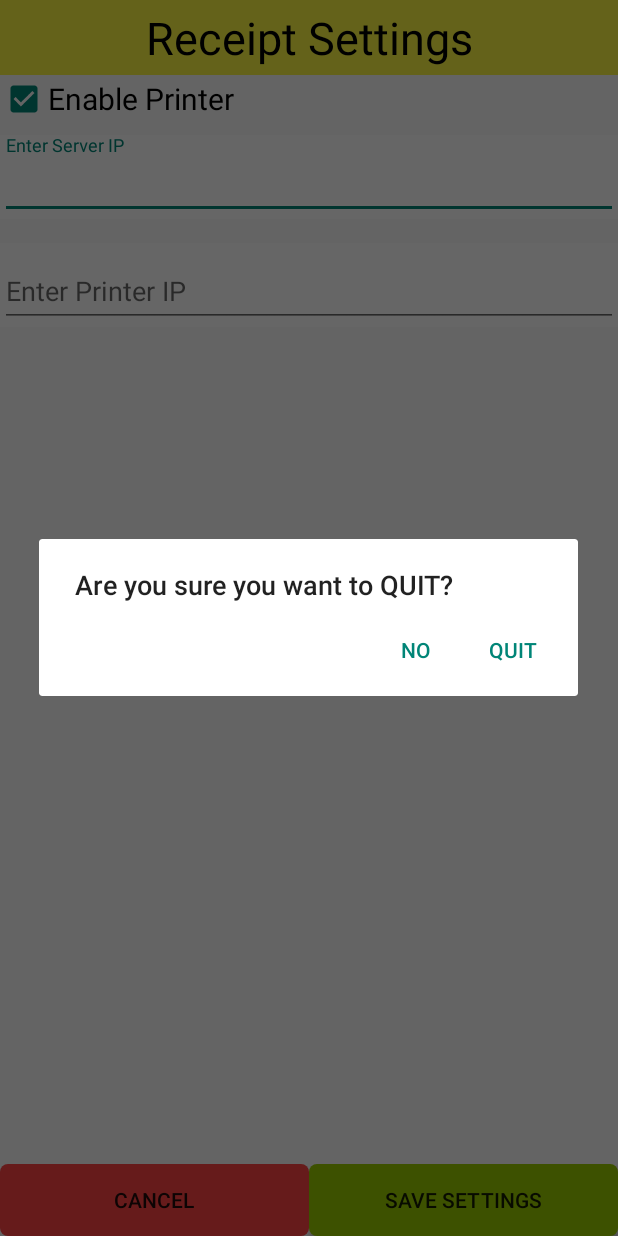
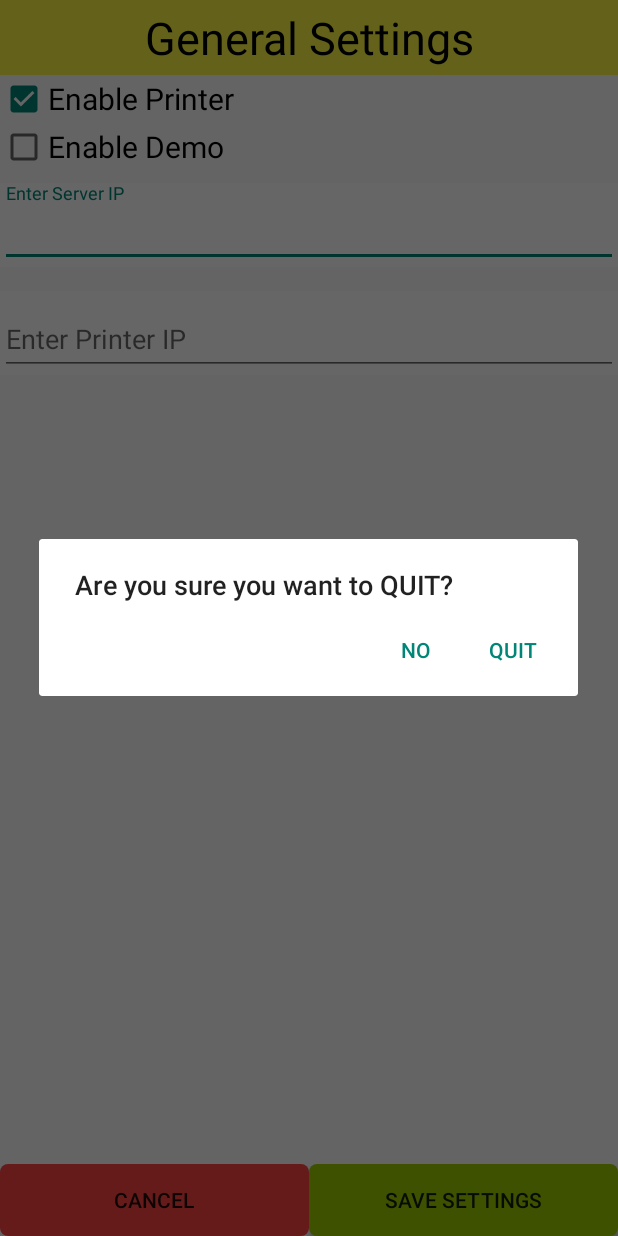
Before and after one commit to Haridev693/rohwaiter, an Android app: the Printersetting screen opened directly, with no data from a screen before it, after a tap on "CANCEL", on a phone screen of 412 x 824 dp. Run offline under Robolectric (Android 15) with nearby library versions, the phone set to English and light mode, and no system bars; network calls fail; 1 other tap on this screen came first.

Commit message:
Version3
webservice changes

```diff
--- a/app/src/main/java/com/shss/restaurantwaiter/activity/Printersetting.java
+++ b/app/src/main/java/com/shss/restaurantwaiter/activity/Printersetting.java
@@ -57,6 +57,7 @@ public class  Printersetting extends BaseActivity implements View.OnClickListene
     private Resources res;
     private EditText ServerIP;
     private TextInputLayout printerLayout;
+    private CheckBox DemoMode;
 
 
     @Override
@@ -79,6 +80,7 @@ public class  Printersetting extends BaseActivity implements View.OnClickListene
         txtview = (EditText) findViewById(R.id.PrinterIP);
         ServerIP = (EditText) findViewById(R.id.ServerIP);
         printerLayout = (TextInputLayout) findViewById(R.id.printerLayout);
+        DemoMode = (CheckBox)findViewById(R.id.CheckEnableDemo);
 
 //        bluetoothScan = (Button) findViewById(R.id.btnBluetoothscan);
         btnCancel = (Button) findViewById(R.id.btnCancel);
@@ -95,6 +97,12 @@ public class  Printersetting extends BaseActivity implements View.OnClickListene
             check.setChecked(setter.EnablePrinter);
             txtview.setText(setter.IPADDRESS);
             ServerIP.setText(setter.ServerIP);
+            DemoMode.setChecked(setter.DemoMode);
+            if(check.isChecked())
+            {
+              printerLayout.setVisibility(View.VISIBLE);
+
+            }
 
 //            txtview.setText(setter.BluetoothAddress);
 //            Shopname.setText(setter.ShopName);
@@ -301,6 +309,7 @@ public class  Printersetting extends BaseActivity implements View.OnClickListene
                 s.EnablePrinter = check.isChecked();
                 s.IPADDRESS = txtview.getText().toString();
                 s.ServerIP = ServerIP.getText().toString();
+                s.DemoMode = DemoMode.isChecked();
 
 
 //                if(setter==null){
--- a/app/src/main/java/com/shss/restaurantwaiter/object/Settings.java
+++ b/app/src/main/java/com/shss/restaurantwaiter/object/Settings.java
@@ -27,6 +27,7 @@ public class Settings {
         public Boolean EnablePrinter;
         public String IPADDRESS;
         public String ServerIP;
+        public Boolean DemoMode;
 
 //        public String printerFooter;// TEXT;
 //        public String bluetoothAddress; //TEXT"
--- a/app/src/main/java/com/shss/restaurantwaiter/technicalassist/sessionmanager.java
+++ b/app/src/main/java/com/shss/restaurantwaiter/technicalassist/sessionmanager.java
@@ -49,6 +49,7 @@ public class sessionmanager {
     public static final String IPAddress = "IPAddr";
 
     public static final String ServerIP = "ServerIP";
+    public static final String DemoMode = "DemoMode";
 //    ServerIP
 
     public static final String ShopName = "ShopName";
@@ -133,8 +134,17 @@ public class sessionmanager {
         editor.putBoolean(EnablePrinter,s.EnablePrinter);
         editor.putString(IPAddress,s.IPADDRESS);
         editor.putString(ServerIP,s.ServerIP);
+        editor.putBoolean(DemoMode,s.DemoMode);
 
-        WebServiceConfig.Serverbackendlink = ServerIP;
+//        if(s.ServerIP)
+        WebServiceConfig.Serverbackendlink = WebServiceConfig.OrigIP + s.ServerIP;
+//        WebServiceConfig.Serverbackendlink = WebServiceConfig.Serverbackendlink+"/"+ s.ServerIP;
+//        WebServiceConfig.Serverbackendlink = ServerIP;
+
+        if(s.DemoMode)
+        {
+            WebServiceConfig.Serverbackendlink= "http://shs2apicalls.pe.hu/backend";
+        }
 //        editor.putString(ShopName,s.ShopName);
 //        editor.putString(AddressLine1,s.AddressLine1);
 //        editor.putString(AddressLine2,s.AddressLine2);
@@ -164,6 +174,7 @@ public class sessionmanager {
         s.EnablePrinter = pref.getBoolean(EnablePrinter,false);
         s.IPADDRESS = pref.getString(IPAddress,"");
         s.ServerIP = pref.getString(ServerIP,"");
+        s.DemoMode = pref.getBoolean(DemoMode,false);
 //        s.AddressLine1 = pref.getString(AddressLine1,"");
 //        s.AddressLine2 = pref.getString(AddressLine2,"");
 //        s.ShopName = pref.getString(ShopName,"");
--- a/app/src/main/res/layout/activity_printersetting.xml
+++ b/app/src/main/res/layout/activity_printersetting.xml
@@ -19,7 +19,7 @@
             android:layout_width="match_parent"
             android:layout_height="50dp"
             android:textSize="30sp"
-            android:text="Receipt Settings"
+            android:text="General Settings"
             android:gravity="center"
             android:background="#faf741"
             android:textColor="#000"
@@ -34,6 +34,13 @@
 
             />
 
+        <CheckBox
+            android:id="@+id/CheckEnableDemo"
+            android:layout_width="match_parent"
+            android:layout_height="wrap_content"
+            android:text="Enable Demo"
+            android:textSize="20sp"
+            />
 
 
         <android.support.design.widget.TextInputLayout
```
Also changed, not shown: app/src/main/java/com/shss/restaurantwaiter/activity/LoginActivity.java (+8 -9 lines), app/src/main/java/com/shss/restaurantwaiter/config/WebServiceConfig.java (+8 -2 lines).
